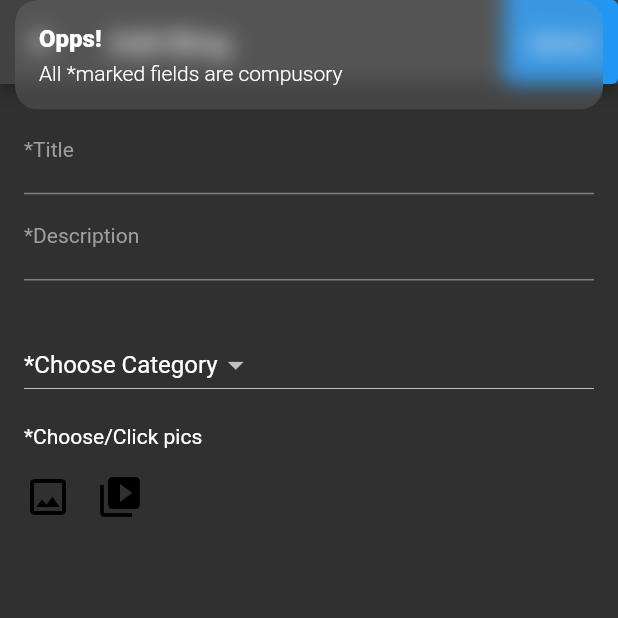
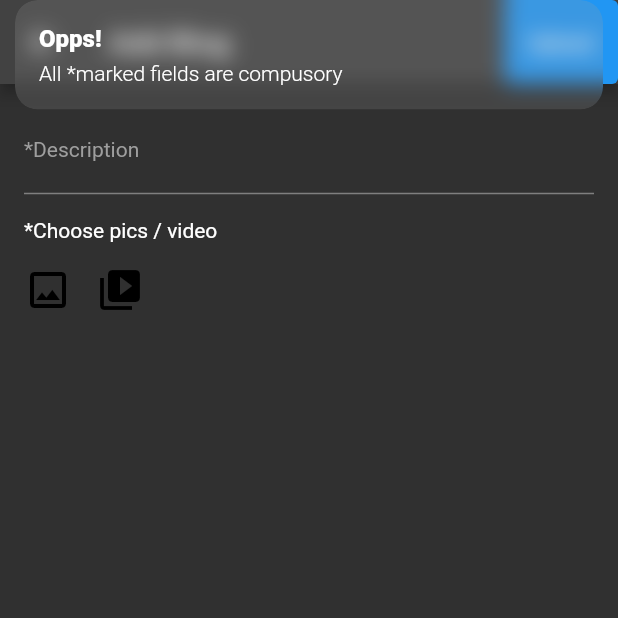
Before and after one commit to SatyamKr07/expApp, a Flutter app: the AddBlog screen opened directly, after a tap on "Upload", on a phone screen of 412 x 824 dp, the top half of it. Run offline on Flutter 3.47's test engine with Material 2 defaults, Android fonts, the phone set to English and light mode, and no system bars; drawn by our look-alikes of carousel_slider; our stand-ins replace better_player, cached_network_image, cloud_firestore, firebase_auth, firebase_core, firebase_storage and 12 more; missing offline and left inert: video_compress; accounts and stored records are empty; generated files the repository leaves out were written again.

Commit message:
post with images, video, likes, comment done

```diff
--- a/lib/src/controllers/add_post_controller.dart
+++ b/lib/src/controllers/add_post_controller.dart
@@ -17,13 +17,9 @@ import 'home_controller.dart';
 
 class AddPostController extends GetxController {
   PostModel postModel = PostModel(
-    picList: [],
-    category: "*choose category",
-    postedBy: UserModel(),
+    likesArray: [],
+    mediaList: [],
     postedOn: DateTime.now(),
-    postLikesArray: [],
-    uploaderId: '',
-    mediaList: [],
   );
 
   CommentModel commentModel = CommentModel(
@@ -40,7 +36,7 @@ class AddPostController extends GetxController {
   bool isUploading = false;
 
   final CollectionReference _mainCollection =
-      FirebaseFirestore.instance.collection('blogs');
+      FirebaseFirestore.instance.collection('posts');
 
   final userController = Get.find<UserController>();
   final homeController = Get.find<HomeController>();
@@ -74,11 +70,6 @@ class AddPostController extends GetxController {
   //     update(['ADD_IMAGES_SWIPER']);
   //   }
   // }
-
-  void selectCategory(String? category) {
-    postModel.category = category!;
-    update(['CATEGORY_DROPDOWN']);
-  }
 
   Future pickVideoFromGallery() async {
     final XFile? video = await imageService.getVideoFromGallery();
@@ -124,13 +115,9 @@ class AddPostController extends GetxController {
       update(['ADD_BLOG_PAGE']);
     } finally {
       postModel = PostModel(
-        picList: [],
-        category: "*choose category",
-        postedBy: UserModel(),
         postedOn: DateTime.now(),
-        postLikesArray: [],
-        uploaderId: '',
         mediaList: [],
+        likesArray: [],
       );
       isUploading = false;
       // update(['ADD_BLOG_PAGE']);
@@ -140,18 +127,15 @@ class AddPostController extends GetxController {
   }
 
   feedBlogData() {
-    postModel.title = titleCtrl.text;
+    postModel.uploaderId = userController.appUser.id;
+    postModel.uploaderName = userController.appUser.displayName;
+    postModel.uploaderPic = userController.appUser.profilePic;
     postModel.description = descCtrl.text;
-    postModel.postedBy = userController.appUser;
     postModel.postedOn = DateTime.now();
-    postModel.uploaderId = userController.appUser.id;
   }
 
   validateData() {
-    if (postModel.title == "" ||
-        postModel.description == "" ||
-        mediaList.isEmpty ||
-        postModel.category == "*choose category") {
+    if (postModel.description == "" || mediaList.isEmpty) {
       return false;
     }
     return true;
@@ -165,6 +149,9 @@ class AddPostController extends GetxController {
     commentModel.postId = postId;
     try {
       _commentCollection.add(commentModel.toJson()).then((docRef) {
+        _mainCollection
+            .doc(postId)
+            .update({"commentsCount": postModel.commentsCount += 1});
         commentModel = CommentModel(
             timestamp: DateTime.now(),
             postedBy: userController.appUser,
--- a/lib/src/controllers/home_controller.dart
+++ b/lib/src/controllers/home_controller.dart
@@ -13,7 +13,7 @@ class HomeController extends GetxController {
 
   Stream<QuerySnapshot> fetchPosts() {
     return FirebaseFirestore.instance
-        .collection("blogs")
+        .collection("posts")
         .orderBy('postedOn', descending: true)
         .snapshots();
   }
@@ -60,7 +60,7 @@ class HomeController extends GetxController {
     // return success? !isLiked:isLiked;
     logger.d('onLikeButtonTapped2');
     if (!isLiked) {
-      FirebaseFirestore.instance.collection("blogs").doc("docId").update({
+      FirebaseFirestore.instance.collection("posts").doc("docId").update({
         "likes": FieldValue.arrayUnion([userController.appUser.id])
       }).then((value) {
         return isLiked = true;
@@ -69,7 +69,7 @@ class HomeController extends GetxController {
         return isLiked = false;
       });
     } else {
-      FirebaseFirestore.instance.collection("blogs").doc("docId").update({
+      FirebaseFirestore.instance.collection("posts").doc("docId").update({
         "likes": FieldValue.arrayRemove([userController.appUser.id])
       }).then((value) => isLiked = false);
     }
@@ -79,7 +79,7 @@ class HomeController extends GetxController {
 
   bool checkIfLiked(PostModel postModel) {
     logger.d("checkIfLiked");
-    if (postModel.postLikesArray.contains(userController.appUser.id)) {
+    if (postModel.likesArray.contains(userController.appUser.id)) {
       logger.d("liked");
       return true;
     }
--- a/lib/src/models/post_model.dart
+++ b/lib/src/models/post_model.dart
@@ -1,65 +1,126 @@
 // To parse this JSON data, do
 //
-//     final blogModel = blogModelFromJson(jsonString);
+//     final postModel = postModelFromJson(jsonString);
 
 import 'dart:convert';
 
 import 'package:cloud_firestore/cloud_firestore.dart';
 
 import 'media_model.dart';
-import 'user_model.dart';
 
 class PostModel {
   PostModel({
-    this.title = "",
-    this.description = "",
-    required this.picList,
-    this.category = "",
-    required this.postedBy,
+    this.uploaderId = '',
+    this.uploaderName = '',
+    this.uploaderPic = '',
+    this.postId = '',
+    this.description = '',
+    required this.mediaList,
+    required this.likesArray,
+    this.likesCount = 0,
     required this.postedOn,
-    this.postId = '',
-    required this.postLikesArray,
-    required this.uploaderId,
-    required this.mediaList,
+    this.commentsCount = 0,
   });
 
-  String title;
+  String uploaderId;
+  String uploaderName;
+  String uploaderPic;
+  String postId;
   String description;
-  List<String> picList;
-  String category;
-  UserModel postedBy;
+  List<MediaModel> mediaList;
+  List<String> likesArray;
+  int likesCount;
   DateTime postedOn;
-  String postId;
-  List<dynamic> postLikesArray;
-  String uploaderId;
-  List<MediaModel> mediaList;
+  int commentsCount;
 
   factory PostModel.fromJson(Map<String, dynamic> json, DocumentSnapshot doc) =>
       PostModel(
-        title: json["title"],
+        uploaderId: json["uploaderId"],
+        uploaderName: json["uploaderName"],
+        uploaderPic: json["uploaderPic"],
+        postId: doc.id,
         description: json["description"],
-        picList: List<String>.from(json["picList"].map((x) => x)),
-        category: json["category"],
-        postedBy: UserModel.fromJson(json['postedBy']),
-        postedOn: json['postedOn'].toDate(),
-        postId: doc.id,
-        postLikesArray: json['postLikesArray'] ?? [],
-        uploaderId: json['uploaderId'] ?? '',
         mediaList: json["mediaList"] == null
             ? []
             : List<MediaModel>.from(
                 json["mediaList"].map((x) => MediaModel.fromJson(x))),
+        likesArray: json["likesArray"] == null
+            ? []
+            : List<String>.from(json["likesArray"].map((x) => x)),
+        likesCount: json["likesCount"],
+        postedOn: json["postedOn"].toDate(),
+        commentsCount: json["commentsCount"],
       );
 
   Map<String, dynamic> toJson() => {
-        "title": title,
+        "uploaderId": uploaderId,
+        "uploaderName": uploaderName,
+        "uploaderPic": uploaderPic,
+        // "postId": postId,
         "description": description,
-        "picList": List<dynamic>.from(picList.map((x) => x)),
-        "category": category,
-        "postedBy": postedBy.toJson(),
+        "mediaList": List<dynamic>.from(mediaList.map((x) => x.toJson())),
+        "likesArray": List<dynamic>.from(likesArray.map((x) => x)),
+        "likesCount": likesCount,
         "postedOn": postedOn,
-        "postLikesArray": postLikesArray,
-        "uploaderId": uploaderId,
-        "mediaList": List<dynamic>.from(mediaList.map((x) => x.toJson())),
+        "commentsCount": commentsCount,
       };
 }
+// import 'package:cloud_firestore/cloud_firestore.dart';
+
+// import 'media_model.dart';
+// import 'user_model.dart';
+
+// class PostModel {
+//   PostModel({
+//     this.title = "",
+//     this.description = "",
+//     required this.picList,
+//     this.category = "",
+//     required this.postedBy,
+//     required this.postedOn,
+//     this.postId = '',
+//     required this.postLikesArray,
+//     required this.uploaderId,
+//     required this.mediaList,
+//   });
+
+//   String title;
+//   String description;
+//   List<String> picList;
+//   String category;
+//   UserModel postedBy;
+//   DateTime postedOn;
+//   String postId;
+//   List<dynamic> postLikesArray;
+//   String uploaderId;
+//   List<MediaModel> mediaList;
+
+//   factory PostModel.fromJson(Map<String, dynamic> json, DocumentSnapshot doc) =>
+//       PostModel(
+//         title: json["title"],
+//         description: json["description"],
+//         picList: List<String>.from(json["picList"].map((x) => x)),
+//         category: json["category"],
+//         postedBy: UserModel.fromJson(json['postedBy']),
+//         postedOn: json['postedOn'].toDate(),
+//         postId: doc.id,
+//         postLikesArray: json['postLikesArray'] ?? [],
+//         uploaderId: json['uploaderId'] ?? '',
+//         mediaList: json["mediaList"] == null
+//             ? []
+//             : List<MediaModel>.from(
+//                 json["mediaList"].map((x) => MediaModel.fromJson(x))),
+//       );
+
+//   Map<String, dynamic> toJson() => {
+//         "title": title,
+//         "description": description,
+//         "picList": List<dynamic>.from(picList.map((x) => x)),
+//         "category": category,
+//         "postedBy": postedBy.toJson(),
+//         "postedOn": postedOn,
+//         "postLikesArray": postLikesArray,
+//         "uploaderId": uploaderId,
+//         "mediaList": List<dynamic>.from(mediaList.map((x) => x.toJson())),
+//       };
+// }
--- a/lib/src/pages/add_blog/add_blog.dart
+++ b/lib/src/pages/add_blog/add_blog.dart
@@ -2,7 +2,6 @@ import 'package:commentor/src/central/services/my_logger.dart';
 import 'package:commentor/src/central/widgets/build_swiper.dart';
 import 'package:commentor/src/controllers/add_post_controller.dart';
 import 'package:commentor/src/pages/add_blog/views/add_pic.dart';
-import 'package:commentor/src/pages/add_blog/views/category_dropdown.dart';
 import 'package:flutter/material.dart';
 import 'package:get/get.dart';
 
@@ -35,10 +34,9 @@ class AddBlog extends StatelessWidget {
                   body: ListView(
                     children: [
                       TitleDesc(),
-                      CategoryDropdown(),
                       const Padding(
                         padding: EdgeInsets.only(left: 16.0),
-                        child: Text("*Choose/Click pics"),
+                        child: Text("*Choose pics / video"),
                       ),
                       AddPic(),
                       GetBuilder<AddPostController>(
--- a/lib/src/pages/add_blog/views/category_dropdown.dart
+++ /dev/null
@@ -1,37 +0,0 @@
-import 'package:commentor/src/controllers/add_post_controller.dart';
-import 'package:flutter/material.dart';
-import 'package:get/instance_manager.dart';
-import 'package:get/state_manager.dart';
-
-class CategoryDropdown extends StatelessWidget {
-  CategoryDropdown({Key? key}) : super(key: key);
-  final addBlogController = Get.find<AddPostController>();
-
-  @override
-  Widget build(BuildContext context) {
-    return Padding(
-      padding: const EdgeInsets.all(16),
-      child: GetBuilder<AddPostController>(
-        id: "CATEGORY_DROPDOWN",
-        builder: (_) => DropdownButton<String>(
-          value: addBlogController.postModel.category,
-          onChanged: addBlogController.selectCategory,
-          items: const [
-            DropdownMenuItem(
-              value: "*choose category",
-              child: Text('*Choose Category'),
-            ),
-            DropdownMenuItem(
-              value: "sports",
-              child: Text('Sports'),
-            ),
-            DropdownMenuItem(
-              value: "movies",
-              child: Text('Movies'),
-            ),
-          ],
-        ),
-      ),
-    );
-  }
-}
--- a/lib/src/pages/add_blog/views/title_desc.dart
+++ b/lib/src/pages/add_blog/views/title_desc.dart
@@ -12,24 +12,24 @@ class TitleDesc extends StatelessWidget {
       padding: const EdgeInsets.all(16.0),
       child: Column(
         children: [
-          TextFormField(
-            controller: addBlogController.titleCtrl,
-            textCapitalization: TextCapitalization.sentences,
-            maxLines: null,
-            decoration: InputDecoration(
-              labelStyle: const TextStyle(
-                color: Colors.grey,
-                fontSize: 14,
-              ),
-              labelText: "*Title",
-              // hintText: "Title",
-              hintStyle: TextStyle(
-                color: Colors.grey[500],
-                fontSize: 14,
-                fontWeight: FontWeight.normal,
-              ),
-            ),
-          ),
+          // TextFormField(
+          //   controller: addBlogController.titleCtrl,
+          //   textCapitalization: TextCapitalization.sentences,
+          //   maxLines: null,
+          //   decoration: InputDecoration(
+          //     labelStyle: const TextStyle(
+          //       color: Colors.grey,
+          //       fontSize: 14,
+          //     ),
+          //     labelText: "*Title",
+          //     // hintText: "Title",
+          //     hintStyle: TextStyle(
+          //       color: Colors.grey[500],
+          //       fontSize: 14,
+          //       fontWeight: FontWeight.normal,
+          //     ),
+          //   ),
+          // ),
           TextFormField(
             controller: addBlogController.descCtrl,
             textCapitalization: TextCapitalization.sentences,
--- a/lib/src/pages/home/views/post_block.dart
+++ b/lib/src/pages/home/views/post_block.dart
@@ -36,7 +36,7 @@ class _PostBlockState extends State<PostBlock> {
 
   checkIfLiked(PostModel postModel) {
     logger.d("checkIfLiked post ${postModel.postId}");
-    if (postModel.postLikesArray.contains(userController.appUser.id)) {
+    if (postModel.likesArray.contains(userController.appUser.id)) {
       isLiked = true;
     } else {
       isLiked = false;
@@ -50,34 +50,48 @@ class _PostBlockState extends State<PostBlock> {
     /// if failed, you can do nothing
     // return success? !isLiked:isLiked;
     logger.d('onLikeButtonTapped');
+    try {
       if (!isLiked) {
-      FirebaseFirestore.instance.collection("blogs").doc(docId).update({
-        "postLikesArray": FieldValue.arrayUnion([userController.appUser.id])
+        // widget.postModel.likesCount++;
+        int l = widget.postModel.likesCount;
+        FirebaseFirestore.instance.collection("posts").doc(docId).update({
+          "likesArray": FieldValue.arrayUnion([userController.appUser.id]),
+          "likesCount": l += 1,
         }).then((value) {
           setState(() {
             isLiked = true;
+            widget.postModel.likesCount = l;
           });
           logger.d("liked successfully : $isLiked");
         }).onError((error, stackTrace) {
+          // widget.postModel.likesCount--;
           logger.d('liking error $error');
           // isLiked = false;
         });
       } else {
-      FirebaseFirestore.instance.collection("blogs").doc(docId).update({
-        "postLikesArray": FieldValue.arrayRemove([userController.appUser.id])
+        // widget.postModel.likesCount--;
+        int l = widget.postModel.likesCount;
+        FirebaseFirestore.instance.collection("posts").doc(docId).update({
+          "likesArray": FieldValue.arrayRemove([userController.appUser.id]),
+          "likesCount": l -= 1,
         }).then(
           (value) {
             setState(() {
               isLiked = false;
+              widget.postModel.likesCount = l;
             });
-          logger.d("liked successfully : $isLiked");
+            logger.d("unliked successfully :liked value is $isLiked");
           },
         ).onError((error, stackTrace) {
+          // widget.postModel.likesCount++;
           logger.d('unliking error $error');
           // isLiked = false;
         });
       }
       homeController.update(['LIKE_BUTTON']);
+    } catch (e) {
+      logger.e('catch like error $e');
+    }
     // return isLiked;
   }
 
@@ -109,7 +123,7 @@ class _PostBlockState extends State<PostBlock> {
                   crossAxisAlignment: CrossAxisAlignment.start,
                   children: [
                     Text(
-                      widget.postModel.postedBy.email,
+                      widget.postModel.uploaderName,
                       // style: KCustomTextstyle.kMedium(context, 10),
                     ),
                     // Text(
@@ -163,7 +177,7 @@ class _PostBlockState extends State<PostBlock> {
             Padding(
               padding: EdgeInsets.only(left: 8.0, right: 8),
               child: Text(
-                widget.postModel.title,
+                widget.postModel.description,
                 // style: KCustomTextstyle.kBold(context, 10),
               ),
             ),
@@ -238,10 +252,10 @@ class _PostBlockState extends State<PostBlock> {
                               ),
 
                               hSizedBox2,
-                              const Text(
-                                "1234",
+                              Text(
+                                widget.postModel.likesCount.toString(),
                                 // style: KCustomTextstyle.kMedium(context, 10),
-                                style: TextStyle(
+                                style: const TextStyle(
                                   color: Colors.white,
                                   fontWeight: FontWeight.bold,
                                 ),
```
Lines whose indentation alone changed are shown as unchanged.
